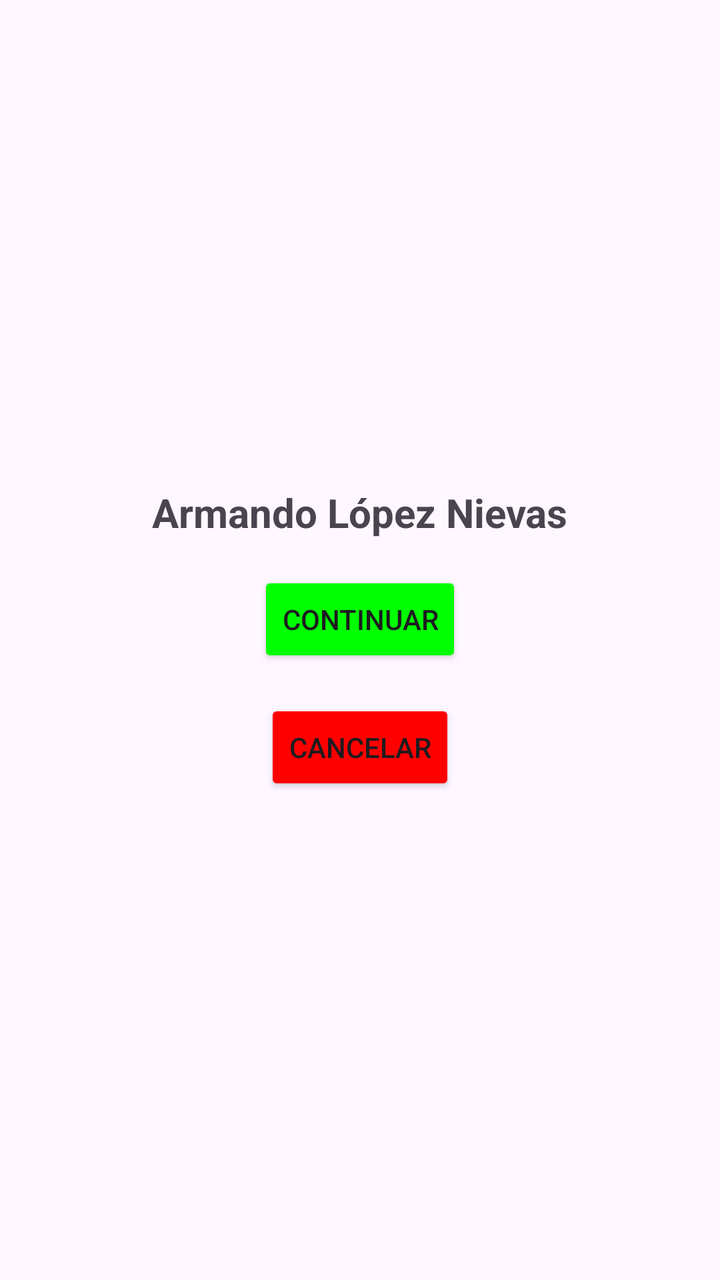
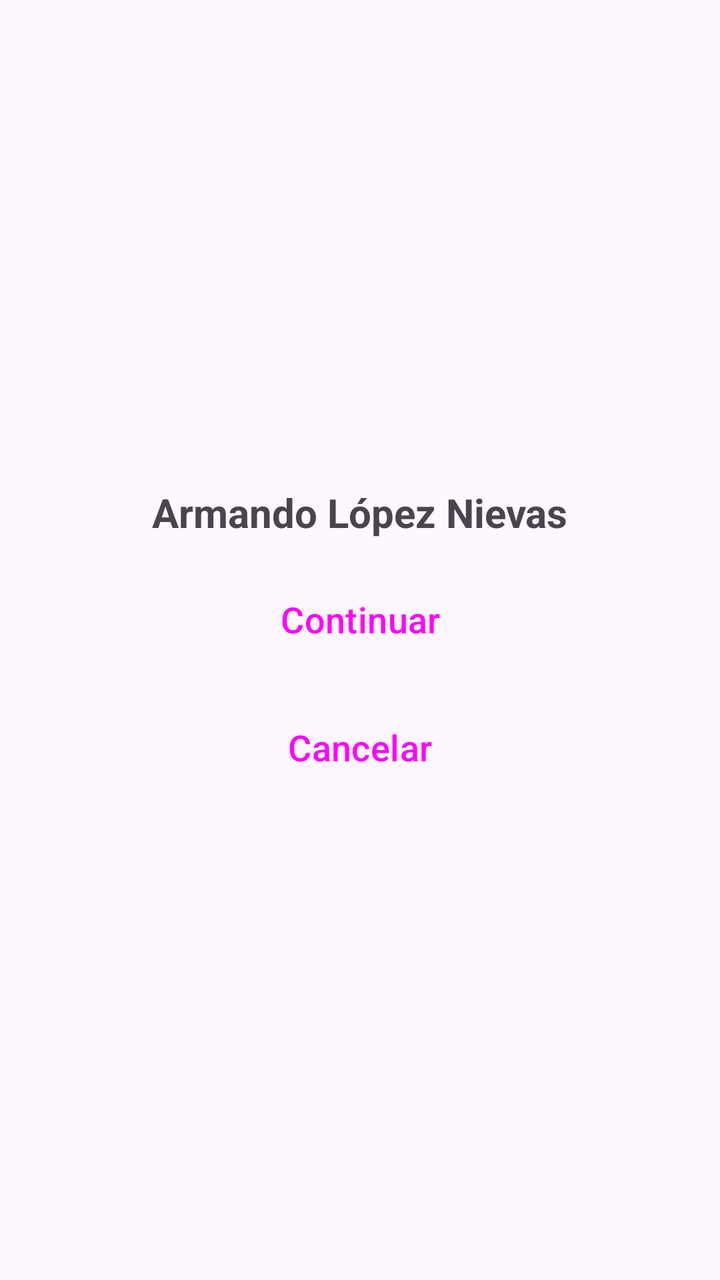

Two renders of the same Android screen: before a commit and after it. Below are the layout's source before the change and the commit's diff.
<!-- AndroidManifest.xml: application theme Theme.TareaTema3 -->
<!-- res/layout/activity_main.xml -->
<?xml version="1.0" encoding="utf-8"?>
<androidx.constraintlayout.widget.ConstraintLayout xmlns:android="http://schemas.android.com/apk/res/android"
    xmlns:app="http://schemas.android.com/apk/res-auto"
    xmlns:tools="http://schemas.android.com/tools"
    android:id="@+id/main"
    android:layout_width="match_parent"
    android:layout_height="match_parent"
    tools:context=".MainActivity">

    <TextView
        android:id="@+id/tvNombre"
        android:layout_width="wrap_content"
        android:layout_height="wrap_content"
        android:text="@string/nombre_apellidos"
        android:textSize="20sp"
        android:textStyle="bold"
        app:layout_constraintBottom_toTopOf="@+id/btnBoton1"
        app:layout_constraintEnd_toEndOf="parent"
        app:layout_constraintStart_toStartOf="parent"
        app:layout_constraintTop_toTopOf="parent"
        app:layout_constraintVertical_chainStyle="packed" />

    <Button
        android:id="@+id/btnBoton1"
        android:layout_width="wrap_content"
        android:layout_height="wrap_content"
        android:layout_marginTop="16dp"
        android:text="@string/boton_1"
        app:layout_constraintBottom_toTopOf="@+id/btnBoton2"
        app:layout_constraintEnd_toEndOf="parent"
        app:layout_constraintStart_toStartOf="parent"
        app:layout_constraintTop_toBottomOf="@+id/tvNombre"
        app:backgroundTint = "@color/green"/>


    <Button
        android:id="@+id/btnBoton2"
        android:layout_width="wrap_content"
        android:layout_height="wrap_content"
        android:layout_marginTop="16dp"
        android:text="@string/boton_2"
        app:layout_constraintBottom_toBottomOf="parent"
        app:layout_constraintEnd_toEndOf="parent"
        app:layout_constraintStart_toStartOf="parent"
        app:layout_constraintTop_toBottomOf="@+id/btnBoton1"
        app:backgroundTint = "@color/red"/>


</androidx.constraintlayout.widget.ConstraintLayout>
<!-- resources referenced by this layout -->
<resources>
  <color name="green">#FF00FF00</color>
  <color name="red">#FFFF0000</color>
  <string name="boton_1" translatable="false">Continuar</string>
  <string name="boton_2" translatable="false">Cancelar</string>
  <string name="nombre_apellidos" translatable="false">Armando López Nievas</string>
  <style name="Theme.TareaTema3" parent="Base.Theme.TareaTema3" />
  <style name="Base.Theme.TareaTema3" parent="Theme.Material3.DayNight.NoActionBar">
          
          
      </style>
</resources>

<!-- the commit's change to res/layout/activity_main.xml (unified diff, before → after) -->
@@ -30,9 +30,9 @@
         app:layout_constraintEnd_toEndOf="parent"
         app:layout_constraintStart_toStartOf="parent"
         app:layout_constraintTop_toBottomOf="@+id/tvNombre"
-        app:backgroundTint = "@color/green"/>
-
-
+        app:backgroundTint = "@color/green"
+        style="@style/BotonTarea"
+        />
     <Button
         android:id="@+id/btnBoton2"
         android:layout_width="wrap_content"
@@ -43,7 +43,9 @@
         app:layout_constraintEnd_toEndOf="parent"
         app:layout_constraintStart_toStartOf="parent"
         app:layout_constraintTop_toBottomOf="@+id/btnBoton1"
-        app:backgroundTint = "@color/red"/>
+        app:backgroundTint = "@color/red"
+        style="@style/BotonTarea"
+        />
 
 
 </androidx.constraintlayout.widget.ConstraintLayout>
<!-- resource entries referenced after the edit -->
@@ -5,6 +5,11 @@
   <string name="boton_1" translatable="false">Continuar</string>
   <string name="boton_2" translatable="false">Cancelar</string>
   <string name="nombre_apellidos" translatable="false">Armando López Nievas</string>
+  <style name="BotonTarea" parent="Widget.Material3.Button">
+          <item name="android:layout_height">60dp</item>
+          <item name="android:layout_marginTop">16dp</item>
+          <item name="android:textSize">18sp</item>
+      </style>
   <style name="Theme.TareaTema3" parent="Base.Theme.TareaTema3" />
   <style name="Base.Theme.TareaTema3" parent="Theme.Material3.DayNight.NoActionBar">
           
